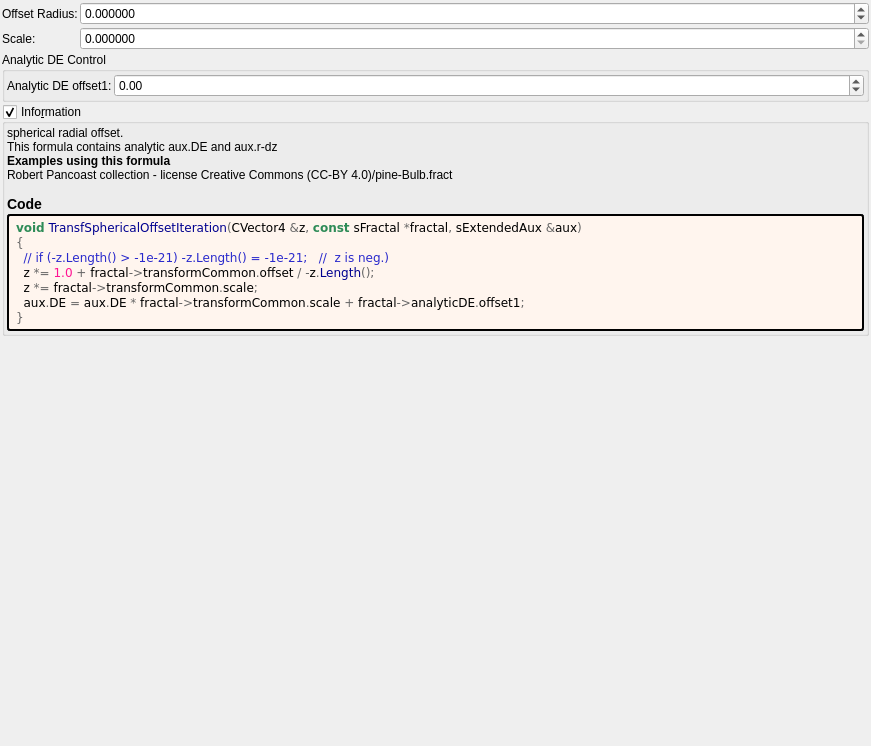
Qt form mandelbulber2/formula/ui/transf_spherical_offset.ui (buddhi1980/mandelbulber2) before a commit.
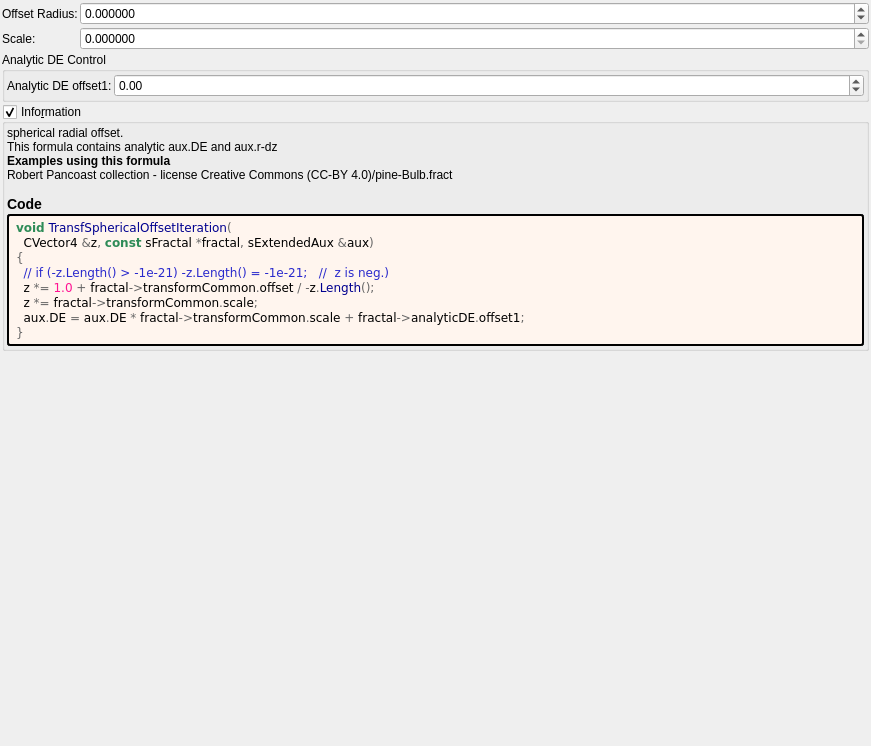
The same form after that commit. Custom widgets are drawn as their Qt base class.

The edit to the form file:
```diff
--- a/mandelbulber2/formula/ui/transf_spherical_offset.ui
+++ b/mandelbulber2/formula/ui/transf_spherical_offset.ui
@@ -221,7 +221,8 @@
         </property>
         <property name="text">
          <string notr="true">&lt;body style=&quot;background-color:#fff5ee&quot;&gt;
-&lt;pre style=&quot;color:#000000; background-color:#fff5ee;  font-family:'Courier New',monospace;&quot;&gt;&lt;span style=&quot;color:#2e8b57; font-weight:bold&quot;&gt;void&lt;/span&gt; &lt;span style=&quot;color:#00008f&quot;&gt;TransfSphericalOffsetIteration&lt;/span&gt;&lt;span style=&quot;color:#676767&quot;&gt;(&lt;/span&gt;CVector4 &lt;span style=&quot;color:#676767&quot;&gt;&amp;amp;&lt;/span&gt;z&lt;span style=&quot;color:#676767&quot;&gt;,&lt;/span&gt; &lt;span style=&quot;color:#2e8b57; font-weight:bold&quot;&gt;const&lt;/span&gt; sFractal &lt;span style=&quot;color:#676767&quot;&gt;*&lt;/span&gt;fractal&lt;span style=&quot;color:#676767&quot;&gt;,&lt;/span&gt; sExtendedAux &lt;span style=&quot;color:#676767&quot;&gt;&amp;amp;&lt;/span&gt;aux&lt;span style=&quot;color:#676767&quot;&gt;)&lt;/span&gt;
+&lt;pre style=&quot;color:#000000; background-color:#fff5ee;  font-family:'Courier New',monospace;&quot;&gt;&lt;span style=&quot;color:#2e8b57; font-weight:bold&quot;&gt;void&lt;/span&gt; &lt;span style=&quot;color:#00008f&quot;&gt;TransfSphericalOffsetIteration&lt;/span&gt;&lt;span style=&quot;color:#676767&quot;&gt;(&lt;/span&gt;
+  CVector4 &lt;span style=&quot;color:#676767&quot;&gt;&amp;amp;&lt;/span&gt;z&lt;span style=&quot;color:#676767&quot;&gt;,&lt;/span&gt; &lt;span style=&quot;color:#2e8b57; font-weight:bold&quot;&gt;const&lt;/span&gt; sFractal &lt;span style=&quot;color:#676767&quot;&gt;*&lt;/span&gt;fractal&lt;span style=&quot;color:#676767&quot;&gt;,&lt;/span&gt; sExtendedAux &lt;span style=&quot;color:#676767&quot;&gt;&amp;amp;&lt;/span&gt;aux&lt;span style=&quot;color:#676767&quot;&gt;)&lt;/span&gt;
 &lt;span style=&quot;color:#676767&quot;&gt;{&lt;/span&gt;
   &lt;span style=&quot;color:#2929cc&quot;&gt;// if (-z.Length() &amp;gt; -1e-21) -z.Length() = -1e-21;   //  z is neg.)&lt;/span&gt;
   z &lt;span style=&quot;color:#676767&quot;&gt;*=&lt;/span&gt; &lt;span style=&quot;color:#ff1493&quot;&gt;1.0&lt;/span&gt; &lt;span style=&quot;color:#676767&quot;&gt;+&lt;/span&gt; fractal&lt;span style=&quot;color:#676767&quot;&gt;-&amp;gt;&lt;/span&gt;transformCommon&lt;span style=&quot;color:#676767&quot;&gt;.&lt;/span&gt;offset &lt;span style=&quot;color:#676767&quot;&gt;/ -&lt;/span&gt;z&lt;span style=&quot;color:#676767&quot;&gt;.&lt;/span&gt;&lt;span style=&quot;color:#00008f&quot;&gt;Length&lt;/span&gt;&lt;span style=&quot;color:#676767&quot;&gt;();&lt;/span&gt;
```
